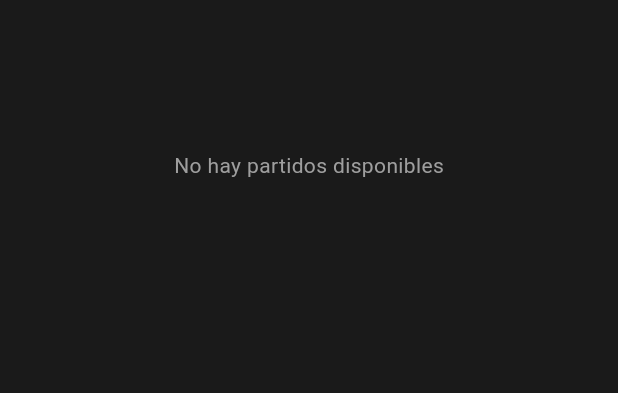
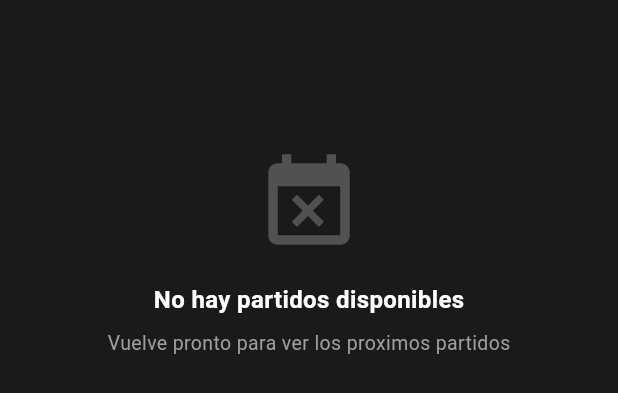
Before and after one commit to Juanda-2880/icesi_score, a Flutter app: the MatchFeedList widget shown alone on an empty page, opened directly with empty values, on a phone screen of 412 x 824 dp. Shown: the top 393 px of the screen. Run offline on Flutter 3.47's test engine with Material 3 defaults, Android fonts, the phone set to English and light mode, and no system bars; our stand-ins replace bloc_concurrency, flutter_bloc, flutter_secure_storage; missing offline and left inert: amplify_auth_cognito, amplify_flutter; accounts and stored records are empty.

Commit message:
feat(feed): add icon and secondary text to empty state
Replace plain text with centered Column: event_busy icon (72px,
white24), bold white title, and grey subtitle. ListView with
AlwaysScrollableScrollPhysics preserved for RefreshIndicator.

```diff
--- a/icesi_score/lib/widgets/match/match_feed_list.dart
+++ b/icesi_score/lib/widgets/match/match_feed_list.dart
@@ -31,9 +31,32 @@ class MatchFeedList extends StatelessWidget {
               Padding(
                 padding: EdgeInsets.only(top: 100),
                 child: Center(
-                  child: Text(
-                    'No hay partidos disponibles',
-                    style: TextStyle(color: Colors.grey, fontSize: 14),
+                  child: Column(
+                    mainAxisAlignment: MainAxisAlignment.center,
+                    children: [
+                      Icon(
+                        Icons.event_busy,
+                        size: 72,
+                        color: Colors.white24,
+                      ),
+                      SizedBox(height: 16),
+                      Text(
+                        'No hay partidos disponibles',
+                        style: TextStyle(
+                          color: Colors.white,
+                          fontSize: 16,
+                          fontWeight: FontWeight.w600,
+                        ),
+                      ),
+                      SizedBox(height: 8),
+                      Text(
+                        'Vuelve pronto para ver los proximos partidos',
+                        style: TextStyle(
+                          color: Colors.grey,
+                          fontSize: 13,
+                        ),
+                      ),
+                    ],
                   ),
                 ),
               ),
```
